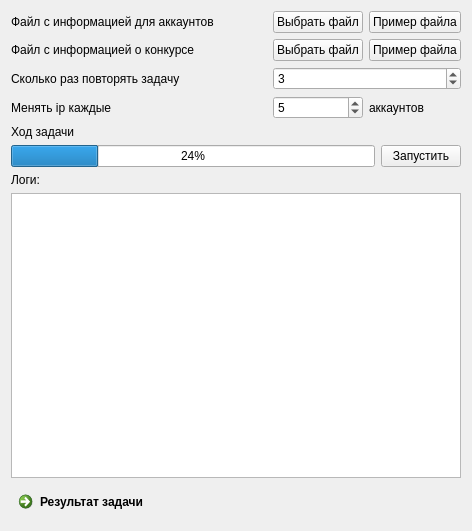
This is design/registration_competition.ui in RedMe1on/AutoGuiBot_ as Qt 5 draws it before an edit. The edited form follows.
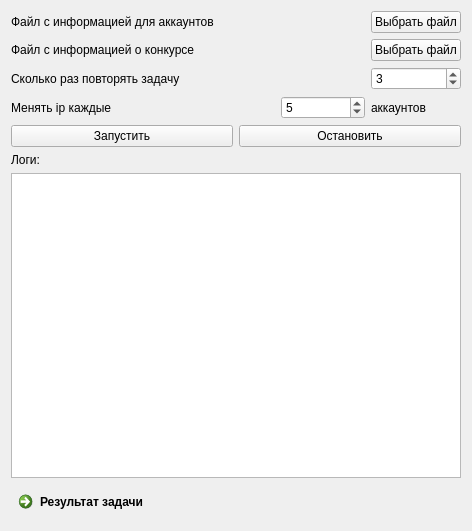
This is the edited form.

```diff
--- a/design/registration_competition.ui
+++ b/design/registration_competition.ui
@@ -16,10 +16,10 @@
   <layout class="QGridLayout" name="gridLayout_3">
    <item row="0" column="0">
     <layout class="QGridLayout" name="gridLayout_2">
-     <item row="0" column="0" colspan="4">
-      <widget class="QLabel" name="label_4">
-       <property name="text">
-        <string>Файл с информацией для аккаунтов</string>
+     <item row="2" column="4">
+      <widget class="QSpinBox" name="spinBox">
+       <property name="value">
+        <number>3</number>
        </property>
       </widget>
      </item>
@@ -30,27 +30,6 @@
        </property>
       </widget>
      </item>
-     <item row="0" column="5">
-      <widget class="QPushButton" name="pushButton_4">
-       <property name="text">
-        <string>Пример файла</string>
-       </property>
-      </widget>
-     </item>
-     <item row="1" column="4">
-      <widget class="QPushButton" name="pushButton_3">
-       <property name="text">
-        <string>Выбрать файл</string>
-       </property>
-      </widget>
-     </item>
-     <item row="1" column="5">
-      <widget class="QPushButton" name="pushButton_5">
-       <property name="text">
-        <string>Пример файла</string>
-       </property>
-      </widget>
-     </item>
      <item row="1" column="0" colspan="4">
       <widget class="QLabel" name="label_7">
        <property name="text">
@@ -58,6 +37,13 @@
        </property>
       </widget>
      </item>
+     <item row="1" column="4">
+      <widget class="QPushButton" name="pushButton_3">
+       <property name="text">
+        <string>Выбрать файл</string>
+       </property>
+      </widget>
+     </item>
      <item row="2" column="0" colspan="4">
       <widget class="QLabel" name="label_2">
        <property name="text">
@@ -65,69 +51,62 @@
        </property>
       </widget>
      </item>
-     <item row="2" column="4" colspan="2">
-      <widget class="QSpinBox" name="spinBox">
-       <property name="value">
-        <number>3</number>
-       </property>
-      </widget>
-     </item>
-     <item row="3" column="5">
-      <widget class="QLabel" name="label_6">
-       <property name="text">
-        <string>аккаунтов</string>
-       </property>
-      </widget>
-     </item>
-     <item row="3" column="4">
+     <item row="4" column="3">
       <widget class="QSpinBox" name="spinBox_2">
        <property name="value">
         <number>5</number>
        </property>
       </widget>
      </item>
-     <item row="3" column="0" colspan="4">
+     <item row="4" column="0" colspan="3">
       <widget class="QLabel" name="label_5">
        <property name="text">
         <string>Менять ip каждые</string>
        </property>
       </widget>
      </item>
+     <item row="0" column="0" colspan="4">
+      <widget class="QLabel" name="label_4">
+       <property name="text">
+        <string>Файл с информацией для аккаунтов</string>
+       </property>
+      </widget>
+     </item>
+     <item row="4" column="4">
+      <widget class="QLabel" name="label_6">
+       <property name="text">
+        <string>аккаунтов</string>
+       </property>
+      </widget>
+     </item>
     </layout>
    </item>
    <item row="1" column="0">
     <layout class="QGridLayout" name="gridLayout">
-     <item row="0" column="0">
-      <widget class="QLabel" name="label">
-       <property name="text">
-        <string>Ход задачи</string>
-       </property>
-      </widget>
-     </item>
-     <item row="1" column="1">
-      <widget class="QPushButton" name="pushButton_2">
-       <property name="text">
-        <string>Запустить</string>
-       </property>
-      </widget>
-     </item>
      <item row="1" column="0">
-      <widget class="QProgressBar" name="progressBar">
-       <property name="value">
-        <number>24</number>
-       </property>
-      </widget>
-     </item>
-     <item row="3" column="0" colspan="2">
-      <widget class="QTextBrowser" name="textBrowser"/>
-     </item>
-     <item row="2" column="0">
       <widget class="QLabel" name="label_3">
        <property name="text">
         <string>Логи:</string>
        </property>
       </widget>
      </item>
+     <item row="2" column="0" colspan="2">
+      <widget class="QTextBrowser" name="textBrowser"/>
+     </item>
+     <item row="0" column="0">
+      <widget class="QPushButton" name="pushButton_2">
+       <property name="text">
+        <string>Запустить</string>
+       </property>
+      </widget>
+     </item>
+     <item row="0" column="1">
+      <widget class="QPushButton" name="pushButton_4">
+       <property name="text">
+        <string>Остановить</string>
+       </property>
+      </widget>
+     </item>
     </layout>
    </item>
    <item row="2" column="0">
```
